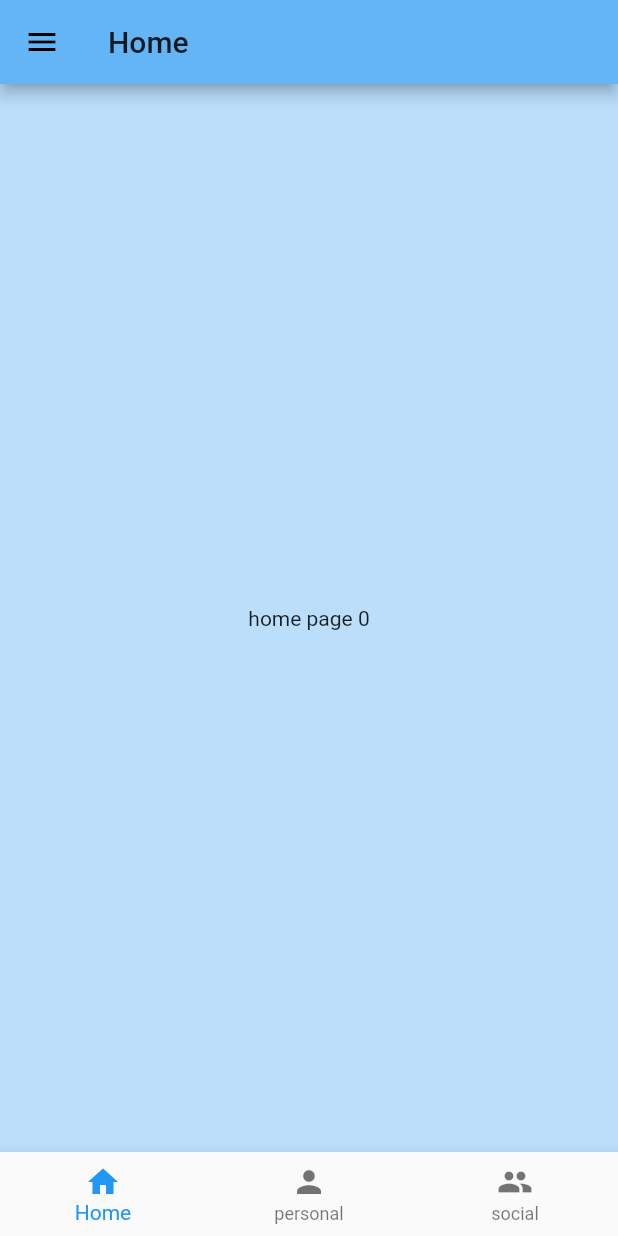
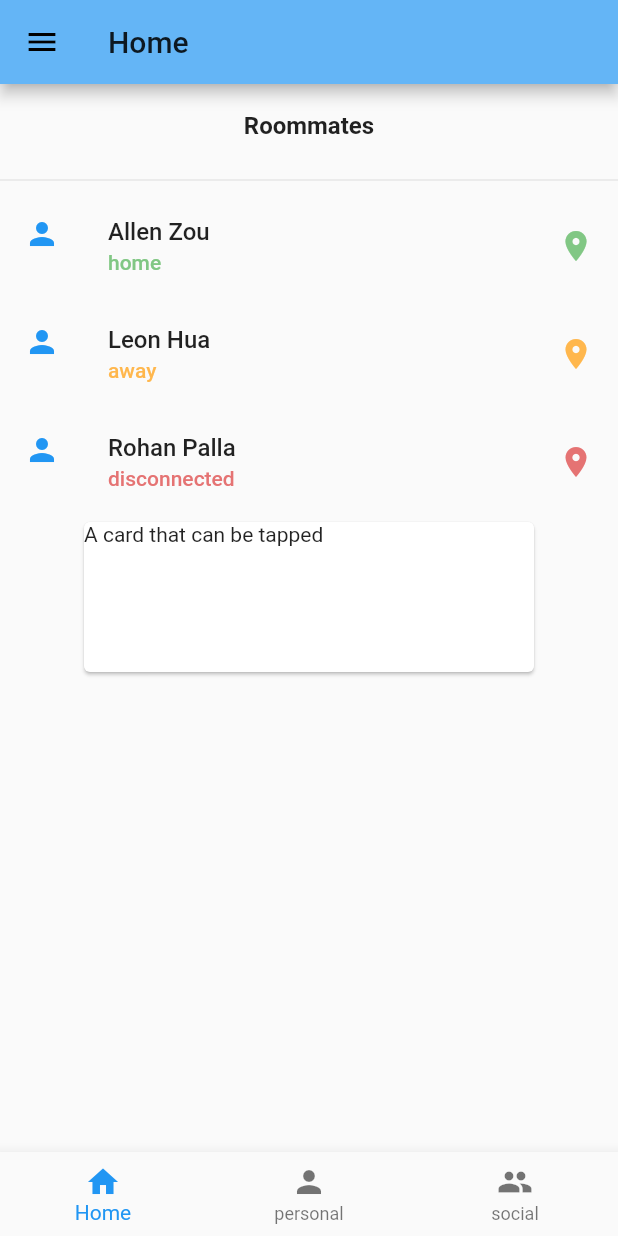
Before and after one commit to nchendev/casa, a Flutter app: the screen it shows after launch, on a phone screen of 412 x 824 dp. Run offline on Flutter 3.47's test engine with Material 2 defaults, Android fonts, the phone set to English and light mode, and no system bars.

Commit message:
slivers working on home page

```diff
--- /dev/null
+++ b/assets/data/roomdata.json
@@ -0,0 +1,10 @@
+{
+  "roomName": "Century 2.0",
+  "roomLocation": "",
+  "members": [
+    { "name": "Allen Zou", "locationStatus": "home" },
+    { "name": "Leon Hua", "locationStatus": "away" },
+    { "name": "Rohan Palla", "locationStatus": "disconnected" }
+  ],
+  "modules": []
+}
--- /dev/null
+++ b/lib/models/room.dart
@@ -0,0 +1,44 @@
+import 'package:json_annotation/json_annotation.dart';
+import 'package:lowkey/models/module.dart';
+
+@JsonSerializable()
+class Roommate {
+  String name;
+  String locationStatus;
+
+  Roommate(this.name, this.locationStatus);
+
+  Roommate.fromJson(Map<String, dynamic> json)
+      : name = json['name'],
+        locationStatus = json['locationStatus'];
+
+  Map<String, dynamic> toJson() => {
+        'name': name,
+        'locationStatus': locationStatus,
+      };
+}
+
+@JsonSerializable()
+class Room {
+  String roomName;
+  String roomLocation;
+  List<Roommate> members;
+  List<Module> modules;
+
+  Room(this.roomName, this.roomLocation, this.members);
+
+  Room.fromJson(Map<String, dynamic> json)
+      : roomName = json['name'],
+        roomLocation = json['description'],
+        members = json['members'],
+        modules = json['modules'];
+
+  Map<String, dynamic> toJson() => {
+        'roomName': roomName,
+        'roomLocation': roomLocation,
+        'members': members,
+        'modules': (modules) {
+          return modules;
+        },
+      };
+}
--- a/lib/screens/home.dart
+++ b/lib/screens/home.dart
@@ -1,5 +1,8 @@
 import 'package:flutter/material.dart';
 import 'package:flutter/foundation.dart';
+import 'package:lowkey/models/module.dart';
+import 'package:lowkey/models/room.dart';
+import 'package:lowkey/backend/local_api.dart';
 
 class Home extends StatefulWidget {
   final int selectedTab;
@@ -10,12 +13,156 @@ class Home extends StatefulWidget {
 }
 
 class _HomeState extends State<Home> {
+  Future<List<Roommate>> _buildRoomInfo() async {
+    List<Roommate> members = [];
+    Map<String, dynamic> jsonData =
+        await LocalAPI().parseJsonFromAssets('assets/data/roomdata.json');
+    for (var member in jsonData['members']) {
+      Roommate roommate = Roommate.fromJson(member);
+      members.add(roommate);
+    }
+
+    return members;
+  }
+
+  Future<List<Roommate>> _members;
+
+  @override
+  void initState() {
+    super.initState();
+    _members = _buildRoomInfo();
+  }
+
+  // builds the header widget. Line that says "Roommates"
+  Widget _buildRoommateCardHeader() {
+    return Column(
+      children: <Widget>[
+        ListTile(
+          title: Text('Roommates',
+              textAlign: TextAlign.center,
+              style: TextStyle(fontWeight: FontWeight.w700)),
+        ),
+        Divider(),
+      ],
+    );
+  }
+
+  Widget _buildRoomCard(name, locationStatus) {
+    // determine color
+    var myColors = <String, Color>{
+      'home': Colors.green[300],
+      'away': Colors.orange[300],
+      'disconnected': Colors.red[300],
+    };
+    var myColor = myColors[locationStatus];
+
+    return ListTile(
+      title: Text(name, style: TextStyle(fontWeight: FontWeight.w500)),
+      subtitle: Text(locationStatus,
+          style: TextStyle(fontWeight: FontWeight.w500, color: myColor)),
+      leading: Icon(
+        Icons.person,
+        color: Colors.blue[500],
+      ),
+      trailing: Icon(Icons.room, color: myColor),
+    );
+  }
+
+  Widget _buildModulesCards() {
+    return Column(
+      children: <Widget>[
+        // list of modules cards
+        Card(
+          child: InkWell(
+            splashColor: Colors.blue.withAlpha(30),
+            onTap: () {
+              print('Card tapped.');
+            },
+            child: Container(
+              width: 300,
+              height: 100,
+              child: Text('A card that can be tapped'),
+            ),
+          ),
+        )
+      ],
+    );
+  }
+
+  List _buildList(AsyncSnapshot snapshot) {
+    List<Widget> listItems = List();
+
+    for (int i = 0; i < snapshot.data.length; i++) {
+      listItems.add(
+        _buildRoomCard(
+          snapshot.data[i].name,
+          snapshot.data[i].locationStatus,
+        ),
+      );
+    }
+
+    return listItems;
+  }
+
   @override
   Widget build(BuildContext context) {
     return Scaffold(
-      backgroundColor: Colors.blue[100],
-      body: Center(
-        child: Text("home page " + widget.selectedTab.toString()),
+      // future builder generates slivers
+      body: FutureBuilder<List<Roommate>>(
+        future: _members,
+        // once ^ returns value
+        builder: (context, snapshot) {
+          Widget roommatesSliver;
+
+          // once data is received
+          if (snapshot.hasData) {
+            roommatesSliver = SliverList(
+              delegate: SliverChildListDelegate(
+                _buildList(snapshot),
+              ),
+            );
+          }
+
+          // while data is not received
+          else {
+            roommatesSliver = SliverToBoxAdapter(
+              child: CircularProgressIndicator(),
+            );
+          }
+
+          // the actual view being built
+          // TODO chain the future here when figuring out modules views
+          // ie return FutureBuilder<List<Modules>>() and put return customscrollview in there
+          return CustomScrollView(
+            slivers: <Widget>[
+              // roommates section header
+              SliverToBoxAdapter(
+                child: SizedBox(
+                  child: Column(
+                    children: <Widget>[
+                      ListTile(
+                        title: Text('Roommates',
+                            textAlign: TextAlign.center,
+                            style: TextStyle(fontWeight: FontWeight.w700)),
+                      ),
+                      Divider(),
+                    ],
+                  ),
+                ),
+              ),
+
+              // roommates sliver. Lists out all the roommates
+              roommatesSliver,
+
+              // beginning of modules slivers
+              SliverToBoxAdapter(
+                child: SizedBox(
+                  child: _buildModulesCards(),
+                ),
+              ),
+            ],
+          );
+        },
       ),
     );
   }
--- a/pubspec.yaml
+++ b/pubspec.yaml
@@ -78,3 +78,4 @@ flutter:
   # see https://flutter.dev/custom-fonts/#from-packages
   assets:
     - assets/data/availablemodules.json
+    - assets/data/roomdata.json
```
Also changed, not shown: assets/data/availablemodules.json (+9 -0 lines), lib/models/module.dart (added, +49 -0 lines), lib/models/modules.dart (deleted, +0 -10 lines), lib/screens/shop.dart (+39 -45 lines), 1 other file.
